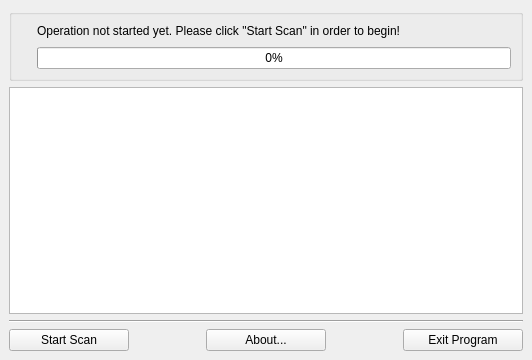
This is gui/Window_Main.ui in lordmulder/DoubleFilerScanner as Qt 5 draws it before an edit. The edited form follows.
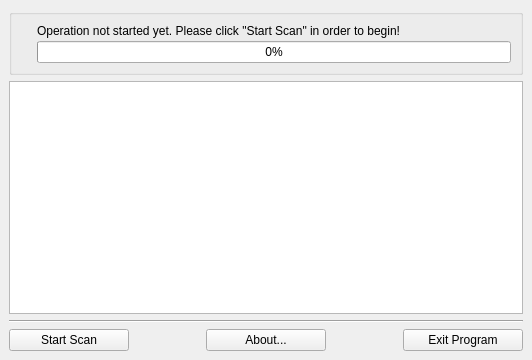
This is the edited form. Icons and pictures are not drawn.

```diff
--- a/gui/Window_Main.ui
+++ b/gui/Window_Main.ui
@@ -42,6 +42,9 @@
          </item>
          <item>
           <layout class="QVBoxLayout" name="verticalLayout_3">
+           <property name="spacing">
+            <number>3</number>
+           </property>
            <item>
             <widget class="QLabel" name="label">
              <property name="text">
```
